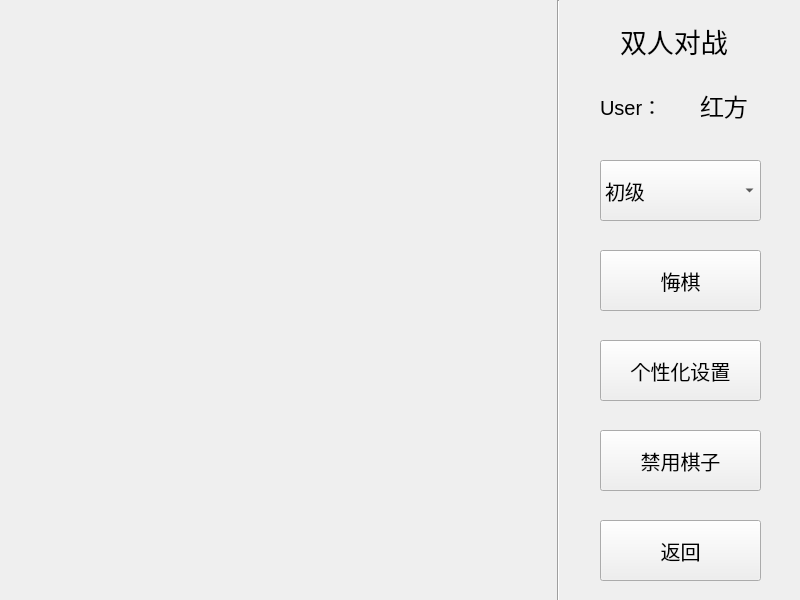
Above: chessboard.ui from RhCsBe/- before the change. Below: the same form after it.
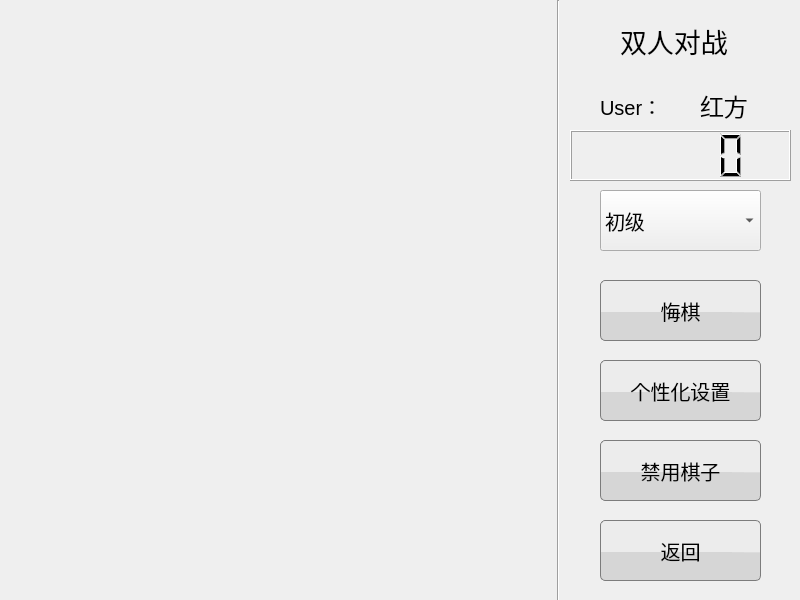
That is the form after the change.

```diff
--- a/chessboard.ui
+++ b/chessboard.ui
@@ -11,7 +11,14 @@
    </rect>
   </property>
   <property name="windowTitle">
-   <string>ChessBoard</string>
+   <string>中国象棋</string>
+  </property>
+  <property name="styleSheet">
+   <string notr="true">QPushButton{background-color: qconicalgradient(cx:0.5, cy:0.522909, angle:179.9, stop:0.494318 rgba(214, 214, 214, 255), stop:0.5 rgba(236, 236, 236, 255));border: 1px solid rgb(124, 124, 124);border-radius:2px;} QPushButton:pressed{background-color: qconicalgradient(cx:0.5, cy:0.522909, angle:179.9, stop:0.494318 rgba(134, 198, 233, 255), stop:0.5 rgba(206, 234, 248, 255));border-radius:2px;border: 1px solid #5F92B2;} QPushButton:hover{background-color: qconicalgradient(cx:0.5, cy:0.522909, angle:179.9, stop:0.494318 rgba(181, 225, 250, 255), stop:0.5 rgba(222, 242, 251, 255));border-radius:2px;border: 1px solid #3C80B1;}
+QPushButton{
+border-radius:5px;
+}
+</string>
   </property>
   <widget class="Line" name="line">
    <property name="geometry">
@@ -30,7 +37,7 @@
    <property name="geometry">
     <rect>
      <x>600</x>
-     <y>250</y>
+     <y>280</y>
      <width>161</width>
      <height>61</height>
     </rect>
@@ -66,7 +73,7 @@
    <property name="geometry">
     <rect>
      <x>600</x>
-     <y>340</y>
+     <y>360</y>
      <width>161</width>
      <height>61</height>
     </rect>
@@ -84,7 +91,7 @@
    <property name="geometry">
     <rect>
      <x>600</x>
-     <y>160</y>
+     <y>190</y>
      <width>161</width>
      <height>61</height>
     </rect>
@@ -171,7 +178,7 @@
    <property name="geometry">
     <rect>
      <x>600</x>
-     <y>430</y>
+     <y>440</y>
      <width>161</width>
      <height>61</height>
     </rect>
@@ -185,6 +192,19 @@
     <string>禁用棋子</string>
    </property>
   </widget>
+  <widget class="QLCDNumber" name="timer">
+   <property name="geometry">
+    <rect>
+     <x>570</x>
+     <y>130</y>
+     <width>221</width>
+     <height>51</height>
+    </rect>
+   </property>
+   <property name="segmentStyle">
+    <enum>QLCDNumber::Filled</enum>
+   </property>
+  </widget>
  </widget>
  <resources/>
  <connections/>
```
Left out of the diff: 2 changed lines with no effect on the pictures.
